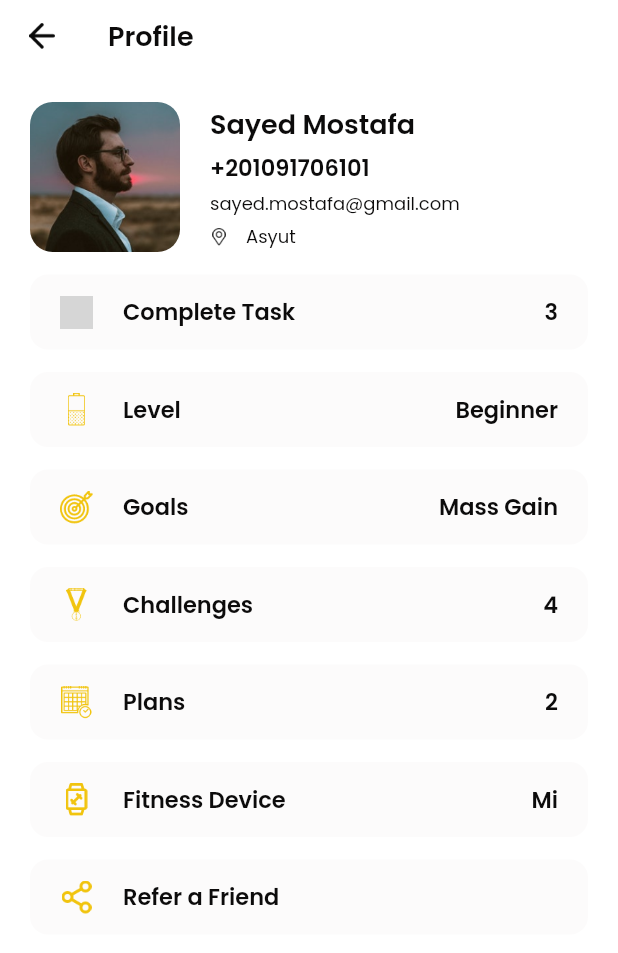
After one commit to sayedmostaf/healtho, a Flutter app: the SettingPage screen opened directly, after a tap on "Profile", on a phone screen of 412 x 824 dp. The commit adds this screen. Shown: the top 953 px of the screen. Run offline on Flutter 3.47's test engine with Material 3 defaults, Android fonts, the phone set to English and light mode, and no system bars; our stand-ins replace flutter_rating_bar; missing offline and left inert: otp_text_field_v2, otp_timer_button; grey boxes are pictures that could not be loaded.

Commit message:
create settings pages & work plan introductions & work plan add plan

```diff
--- a/lib/core/utils/assets.dart
+++ b/lib/core/utils/assets.dart
@@ -58,4 +58,18 @@ class AppAssets {
   static const challengeSixImage = 'assets/images/challenge_6.png';
   static const challengeSevenImage = 'assets/images/challenge_7.png';
   static const challengeEightImage = 'assets/images/challenge_8.png';
+
+  static const dataImage = 'assets/images/data.png';
+  static const feedbackImage = 'assets/images/feedback.png';
+  static const languageImage = 'assets/images/language.png';
+  static const logoutImage = 'assets/images/logout.png';
+  static const notificationImage = 'assets/images/notification.png';
+  static const ratingImage = 'assets/images/rating.png';
+  static const userPlaceholderImage = 'assets/images/user_placeholder.png';
+
+  static const smartWatchImage = 'assets/images/smartwatch.png';
+  static const levelImage = 'assets/images/level.png';
+  static const goalImage = 'assets/images/goal.png';
+  static const challengesImage = 'assets/images/challenges.png';
+  static const calenderImage = 'assets/images/calendar.png';
 }
--- /dev/null
+++ b/lib/features/home/settings/setting_page.dart
@@ -0,0 +1,98 @@
+import 'package:flutter/material.dart';
+import 'package:healtho/core/utils/assets.dart';
+import 'package:healtho/core/utils/colors.dart';
+import 'package:healtho/core/utils/functions/navigation.dart';
+import 'package:healtho/features/home/notifications/notification_page.dart';
+import 'package:healtho/features/home/reminder/reminder_page.dart';
+import 'package:healtho/features/home/settings/setting_profile_page.dart';
+import 'package:healtho/features/home/settings/widgets/setting_row.dart';
+import 'package:healtho/features/home/top_tab_view/trainer/trainer_profile_page.dart';
+
+class SettingPage extends StatefulWidget {
+  const SettingPage({super.key});
+
+  @override
+  State<SettingPage> createState() => _SettingPageState();
+}
+
+class _SettingPageState extends State<SettingPage> {
+  @override
+  Widget build(BuildContext context) {
+    return Scaffold(
+      appBar: AppBar(
+        backgroundColor: AppColors.secondary,
+        centerTitle: false,
+        leading: Container(),
+        title: const Text(
+          'Setting',
+          style: TextStyle(
+            color: Colors.white,
+            fontSize: 18,
+            fontWeight: FontWeight.w600,
+          ),
+        ),
+      ),
+      body: ListView(
+        padding: const EdgeInsets.all(20),
+        children: [
+          SettingRow(
+            title: 'Profile',
+            icon: AppAssets.userPlaceholderImage,
+            isIconCircle: true,
+            onPressed: () {
+              context.push(const SettingProfilePage());
+            },
+          ),
+          SettingRow(
+              title: "Language options",
+              icon: AppAssets.languageImage,
+              value: "Eng",
+              onPressed: () {}),
+          SettingRow(
+              title: "Health Data",
+              icon: AppAssets.dataImage,
+              value: "",
+              onPressed: () {}),
+          SettingRow(
+              title: "Notification",
+              icon: AppAssets.notificationImage,
+              value: "On",
+              onPressed: () {
+                context.push(const NotificationPage());
+              }),
+          SettingRow(
+            title: "Refer a Friend",
+            icon: AppAssets.shareImage,
+            value: "",
+            onPressed: () {},
+          ),
+          SettingRow(
+            title: "Feedback",
+            icon: AppAssets.feedbackImage,
+            value: "",
+            onPressed: () {},
+          ),
+          SettingRow(
+            title: "Rate Us",
+            icon: AppAssets.ratingImage,
+            value: "",
+            onPressed: () {},
+          ),
+          SettingRow(
+              title: "Reminder",
+              icon: AppAssets.ratingImage,
+              value: "",
+              onPressed: () {
+                context.push(const ReminderPage());
+              }),
+          SettingRow(
+            title: "Log Out",
+            icon: AppAssets.logoutImage,
+            value: "",
+            onPressed: () {},
+          ),
+        ],
+      ),
+    );
+  }
+}
--- /dev/null
+++ b/lib/features/home/settings/setting_profile_page.dart
@@ -0,0 +1,19 @@
+import 'package:flutter/material.dart';
+import 'package:healtho/features/home/settings/widgets/profile_app_bar.dart';
+import 'package:healtho/features/home/settings/widgets/profile_body.dart';
+class SettingProfilePage extends StatefulWidget {
+  const SettingProfilePage({super.key});
+
+  @override
+  State<SettingProfilePage> createState() => _SettingProfilePageState();
+}
+
+class _SettingProfilePageState extends State<SettingProfilePage> {
+  @override
+  Widget build(BuildContext context) {
+    return const Scaffold(
+      appBar:  ProfileAppbar(),
+      body: ProfileBody(),
+    );
+  }
+}
--- /dev/null
+++ b/lib/features/home/settings/widgets/profile_app_bar.dart
@@ -0,0 +1,34 @@
+import 'package:flutter/material.dart';
+import 'package:healtho/core/utils/assets.dart';
+import 'package:healtho/core/utils/colors.dart';
+import 'package:healtho/core/utils/functions/navigation.dart';
+
+class ProfileAppbar extends StatelessWidget implements PreferredSizeWidget {
+  const ProfileAppbar({super.key});
+
+  @override
+  Widget build(BuildContext context) {
+    return AppBar(
+      centerTitle: false,
+      leading: IconButton(
+        onPressed: () => context.pop(),
+        icon: Image.asset(
+          AppAssets.backImage,
+          width: 18,
+          height: 18,
+        ),
+      ),
+      title: Text(
+        'Profile',
+        style: TextStyle(
+          color: AppColors.primaryText,
+          fontSize: 18,
+          fontWeight: FontWeight.w600,
+        ),
+      ),
+    );
+  }
+
+  @override
+  Size get preferredSize => const Size.fromHeight(kTextTabBarHeight);
+}
--- /dev/null
+++ b/lib/features/home/settings/widgets/profile_body.dart
@@ -0,0 +1,135 @@
+import 'package:flutter/material.dart';
+import 'package:healtho/core/utils/assets.dart';
+import 'package:healtho/core/utils/colors.dart';
+import 'package:healtho/features/home/settings/widgets/setting_row.dart';
+
+class ProfileBody extends StatelessWidget {
+  const ProfileBody({super.key});
+
+  @override
+  Widget build(BuildContext context) {
+    return ListView(
+      padding: const EdgeInsets.all(20),
+      children: [
+        Padding(
+          padding: const EdgeInsets.only(bottom: 15),
+          child: Row(
+            children: [
+              ClipRRect(
+                borderRadius: BorderRadius.circular(15),
+                child: Image.asset(
+                  AppAssets.userPlaceholderImage,
+                  width: 100,
+                  height: 100,
+                ),
+              ),
+              const SizedBox(
+                width: 20,
+              ),
+              Expanded(
+                  child: Column(
+                crossAxisAlignment: CrossAxisAlignment.start,
+                children: [
+                  Text(
+                    'Sayed Mostafa',
+                    style: TextStyle(
+                      color: AppColors.primaryText,
+                      fontSize: 18,
+                      fontWeight: FontWeight.w600,
+                    ),
+                  ),
+                  const SizedBox(
+                    height: 4,
+                  ),
+                  Text(
+                    '+201091706101',
+                    style: TextStyle(
+                      color: AppColors.primaryText,
+                      fontSize: 15,
+                      fontWeight: FontWeight.w600,
+                    ),
+                  ),
+                  const SizedBox(
+                    height: 4,
+                  ),
+                  Text(
+                    "sayed.mostafa@gmail.com",
+                    style: TextStyle(
+                      color: AppColors.primaryText,
+                      fontSize: 12,
+                    ),
+                  ),
+                  const SizedBox(
+                    height: 4,
+                  ),
+                  Row(
+                    mainAxisAlignment: MainAxisAlignment.start,
+                    children: [
+                      Image.asset(
+                        AppAssets.locationImage,
+                        width: 12,
+                        height: 12,
+                      ),
+                      const SizedBox(
+                        width: 12,
+                      ),
+                      Text(
+                        'Asyut',
+                        style: TextStyle(
+                          fontSize: 12,
+                          color: AppColors.primaryText,
+                        ),
+                      )
+                    ],
+                  )
+                ],
+              ))
+            ],
+          ),
+        ),
+        SettingRow(
+          title: "Complete Task",
+          icon: "assets/img/completed_tasks.png",
+          value: "3",
+          onPressed: () {},
+        ),
+        SettingRow(
+          title: "Level",
+          icon: AppAssets.levelImage,
+          value: "Beginner",
+          onPressed: () {},
+        ),
+        SettingRow(
+          title: "Goals",
+          icon: AppAssets.goalImage,
+          value: "Mass Gain",
+          onPressed: () {},
+        ),
+        SettingRow(
+          title: "Challenges",
+          icon: AppAssets.challengesImage,
+          value: "4",
+          onPressed: () {},
+        ),
+        SettingRow(
+          title: "Plans",
+          icon: AppAssets.calenderImage,
+          value: "2",
+          onPressed: () {},
+        ),
+        SettingRow(
+          title: "Fitness Device",
+          icon: AppAssets.smartWatchImage,
+          value: "Mi",
+          onPressed: () {},
+        ),
+        SettingRow(
+          title: "Refer a Friend",
+          icon: AppAssets.shareImage,
+          value: "",
+          onPressed: () {},
+        ),
+      ],
+    );
+  }
+}
--- /dev/null
+++ b/lib/features/home/settings/widgets/setting_row.dart
@@ -0,0 +1,68 @@
+import 'package:flutter/material.dart';
+import 'package:healtho/core/utils/colors.dart';
+
+class SettingRow extends StatelessWidget {
+  const SettingRow({
+    super.key,
+    required this.title,
+    required this.icon,
+    this.value = "",
+    this.isIconCircle = false,
+    required this.onPressed,
+  });
+  final String title, icon, value;
+  final bool isIconCircle;
+  final VoidCallback onPressed;
+  @override
+  Widget build(BuildContext context) {
+    return InkWell(
+      borderRadius: BorderRadius.circular(12),
+      onTap: onPressed,
+      child: Container(
+        height: 50,
+        margin: const EdgeInsets.only(bottom: 15),
+        padding: const EdgeInsets.symmetric(horizontal: 20, vertical: 8),
+        decoration: BoxDecoration(
+          color: AppColors.textBackground,
+          borderRadius: BorderRadius.circular(12),
+        ),
+        child: Row(
+          children: [
+            ClipRRect(
+              borderRadius: BorderRadius.circular(isIconCircle ? 15 : 0),
+              child: Image.asset(
+                icon,
+                width: 22,
+                height: 22,
+              ),
+            ),
+            const SizedBox(
+              width: 20,
+            ),
+            Expanded(
+              child: Text(
+                title,
+                style: TextStyle(
+                  color: AppColors.primaryText,
+                  fontSize: 15,
+                  fontWeight: FontWeight.w600,
+                ),
+              ),
+            ),
+            const SizedBox(
+              width: 8,
+            ),
+            Text(
+              value,
+              style: TextStyle(
+                color: AppColors.primaryText,
+                fontSize: 15,
+                fontWeight: FontWeight.w600,
+              ),
+            )
+          ],
+        ),
+      ),
+    );
+  }
+}
```
Also changed, not shown: lib/features/home/top_tab_view/workout_plan/add_plan_page.dart (added, +101 -0 lines), lib/features/home/top_tab_view/workout_plan/workout_introductions_page.dart (added, +96 -0 lines), assets/images/calendar.png (added), assets/images/challenges.png (added), assets/images/data.png (added), assets/images/feedback.png (added), assets/images/goal.png (added), assets/images/language.png (added), assets/images/level.png (added), assets/images/logout.png (added), assets/images/notification.png (added), assets/images/rating.png (added), assets/images/smartwatch.png (added), assets/images/user_placeholder.png (added).
